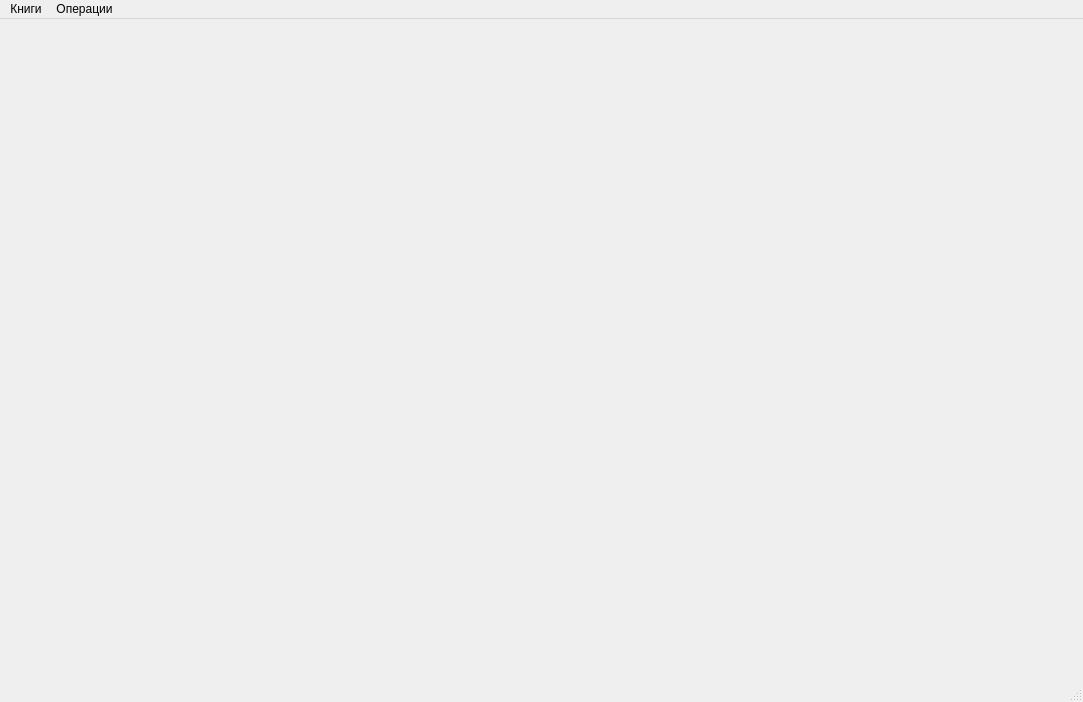
First picture: the form in ui/MainWindow.ui, repository Richtermnd/LibraryProject, before the edit.
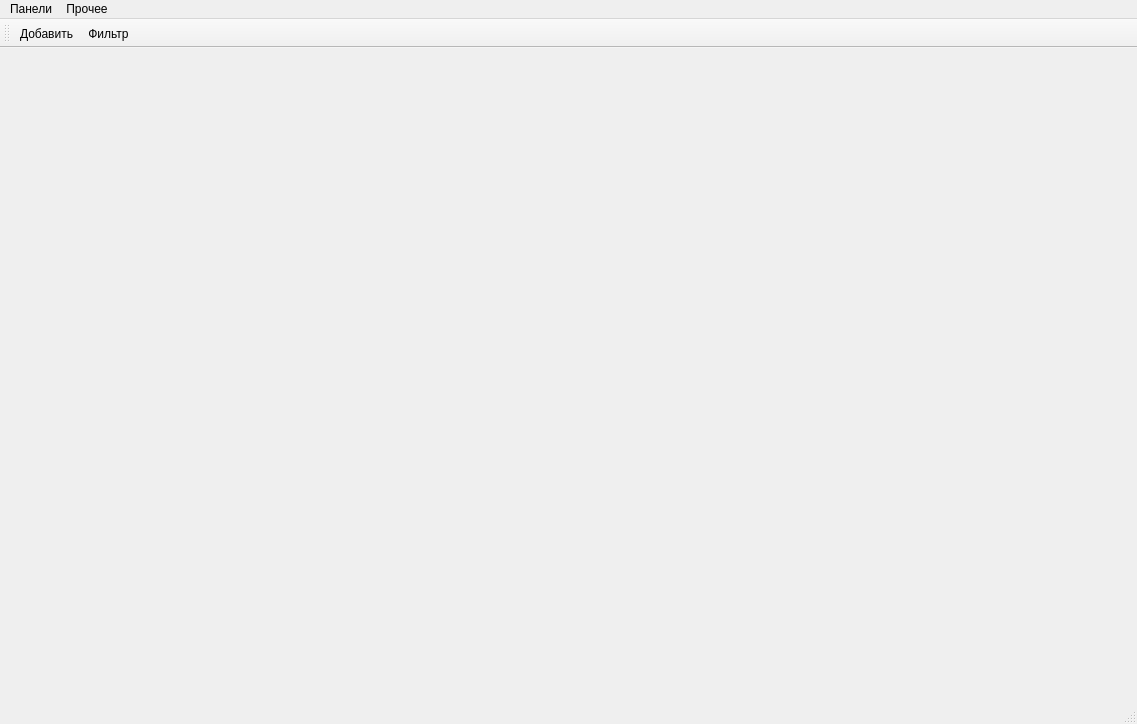
Second picture: the form after the edit. Icons and pictures are not drawn.

What changed in the file:
```diff
--- a/ui/MainWindow.ui
+++ b/ui/MainWindow.ui
@@ -6,8 +6,8 @@
    <rect>
     <x>0</x>
     <y>0</y>
-    <width>1083</width>
-    <height>702</height>
+    <width>1137</width>
+    <height>724</height>
    </rect>
   </property>
   <property name="windowTitle">
@@ -19,28 +19,43 @@
     <rect>
      <x>0</x>
      <y>0</y>
-     <width>1083</width>
+     <width>1137</width>
      <height>26</height>
     </rect>
    </property>
    <widget class="QMenu" name="menu">
     <property name="title">
-     <string>Книги</string>
+     <string>Панели</string>
     </property>
     <addaction name="open_books_panel"/>
-    <addaction name="book_edit_panel"/>
-   </widget>
-   <widget class="QMenu" name="menu_2">
-    <property name="title">
-     <string>Операции</string>
-    </property>
     <addaction name="open_operations_panel"/>
-    <addaction name="create_operation"/>
+    <addaction name="open_client_panel"/>
+   </widget>
+   <widget class="QMenu" name="menu_2">
+    <property name="title">
+     <string>Прочее</string>
+    </property>
+    <addaction name="action_add_author"/>
+    <addaction name="action_add_genre"/>
+    <addaction name="action_add_op_type"/>
    </widget>
    <addaction name="menu"/>
    <addaction name="menu_2"/>
   </widget>
-  <widget class="QStatusBar" name="statusbar"/>
+  <widget class="QToolBar" name="toolBar">
+   <property name="windowTitle">
+    <string>toolBar</string>
+   </property>
+   <attribute name="toolBarArea">
+    <enum>TopToolBarArea</enum>
+   </attribute>
+   <attribute name="toolBarBreak">
+    <bool>false</bool>
+   </attribute>
+   <addaction name="action_add_item"/>
+   <addaction name="action_add_filter"/>
+  </widget>
+  <widget class="QStatusBar" name="statusBar"/>
   <action name="open_books_panel">
    <property name="text">
     <string>Панель книг</string>
@@ -58,7 +73,40 @@
   </action>
   <action name="create_operation">
    <property name="text">
-    <string>Совершить операцию</string>
+    <string>Клиенты</string>
+   </property>
+  </action>
+  <action name="action_add_item">
+   <property name="icon">
+    <iconset>
+     <normaloff>../icons/icon_add.png</normaloff>../icons/icon_add.png</iconset>
+   </property>
+   <property name="text">
+    <string>Добавить</string>
+   </property>
+  </action>
+  <action name="action_add_filter">
+   <property name="icon">
+    <iconset>
+     <normaloff>../icons/icon_filter.png</normaloff>../icons/icon_filter.png</iconset>
+   </property>
+   <property name="text">
+    <string>Фильтр</string>
+   </property>
+  </action>
+  <action name="action_add_author">
+   <property name="text">
+    <string>Добавить автора</string>
+   </property>
+  </action>
+  <action name="action_add_genre">
+   <property name="text">
+    <string>Добавить жанр</string>
+   </property>
+  </action>
+  <action name="action_add_op_type">
+   <property name="text">
+    <string>Добавить тип операции</string>
    </property>
   </action>
  </widget>
```
Left out of the diff: 11 changed lines with no effect on the pictures.
